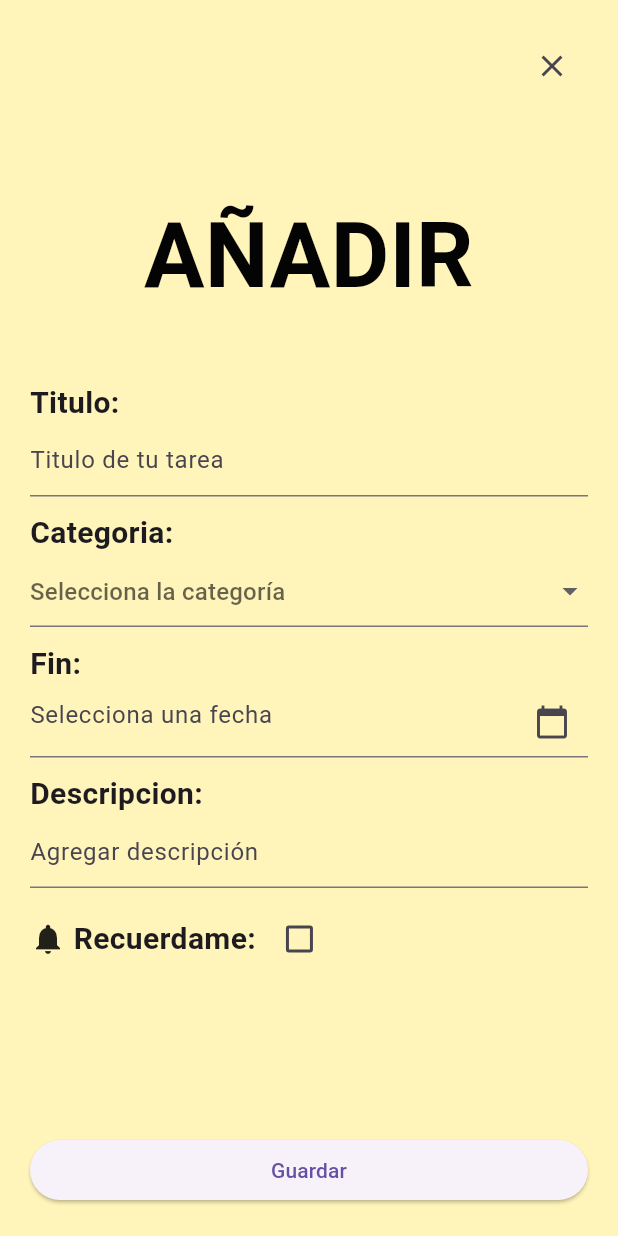
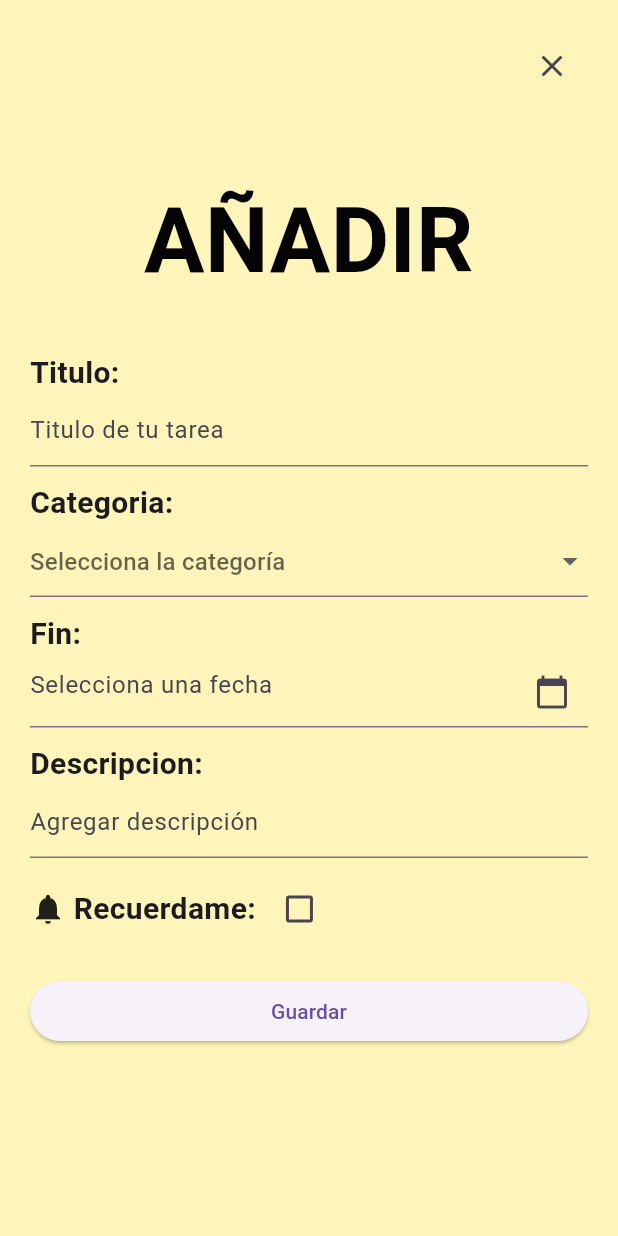
Before and after one commit to inaDAGod/TaskMasterApp, a Flutter app: the AnadirTarea screen opened directly, on a phone screen of 412 x 824 dp. Run offline on Flutter 3.47's test engine with Material 3 defaults, Android fonts, the phone set to English and light mode, and no system bars; our stand-ins replace firebase_auth, firebase_core; accounts and stored records are empty; Roboto replaces fonts that are missing (Times new roman); statements that could not run were skipped.

Commit message:
Modificacion de pantalla mensaje "botton overflowed[

```diff
--- a/traso/lib/añadirTarea.dart
+++ b/traso/lib/añadirTarea.dart
@@ -33,7 +33,9 @@ class _AnadirTareaState extends State<AnadirTarea> {
   Widget build(BuildContext context) {
     return Scaffold(
       backgroundColor: const Color(0xFFFFF4BA),
-      body: Padding(
+      body: SafeArea(
+        child: SingleChildScrollView(
+          child: Padding(
             padding: const EdgeInsets.all(20.0),
             child: Column(
               crossAxisAlignment: CrossAxisAlignment.stretch,
@@ -50,8 +52,7 @@ class _AnadirTareaState extends State<AnadirTarea> {
                   ],
                 ),
                 SizedBox(height: 50),
-            Expanded(
-              child: Center(
+                Center(
                   child: Text(
                     'AÑADIR',
                     style: TextStyle(
@@ -61,7 +62,6 @@ class _AnadirTareaState extends State<AnadirTarea> {
                       fontFamily: 'Times new roman',
                     ),
                     textAlign: TextAlign.center,
-                ),
                   ),
                 ),
                 SizedBox(height: 30),
@@ -85,8 +85,12 @@ class _AnadirTareaState extends State<AnadirTarea> {
                     hintText: 'Selecciona la categoría',
                   ),
                   // Combobox para seleccionar la categoría de la tarea
-              items: <String>['Estudio', 'Personal', 'Favoritas', 'Otro (varios)']
-                  .map((String value) {
+                  items: <String>[
+                    'Estudio',
+                    'Personal',
+                    'Favoritas',
+                    'Otro (varios)'
+                  ].map((String value) {
                     return DropdownMenuItem<String>(
                       value: value,
                       child: Text(value),
@@ -157,21 +161,23 @@ class _AnadirTareaState extends State<AnadirTarea> {
                     ),
                   ],
                 ),
-            Spacer(),
+                SizedBox(height: 20), // Ajuste del espacio
                 ElevatedButton(
                   onPressed: () {
                     // Acción para guardar la tarea
                   },
                   child: Text('Guardar'),
                 ),
+                SizedBox(height: 20), // Ajuste del espacio
               ],
+            ),
+          ),
         ),
       ),
     );
   }
 }
-
-//Aqui lo ejecutaba jiji pero lo comentare
+//Solo era para correrlo directo sin usaar el main jiji
 /*
 void main() {
   runApp(MaterialApp(
```
Lines whose indentation alone changed are shown as unchanged.
